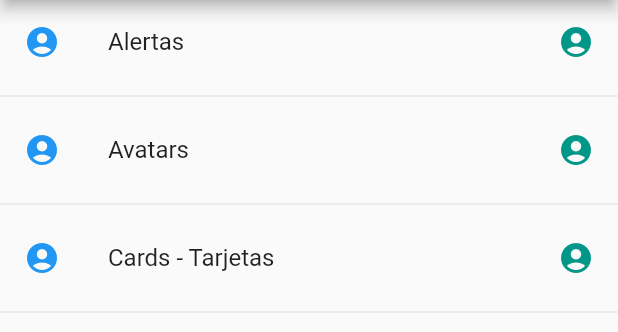
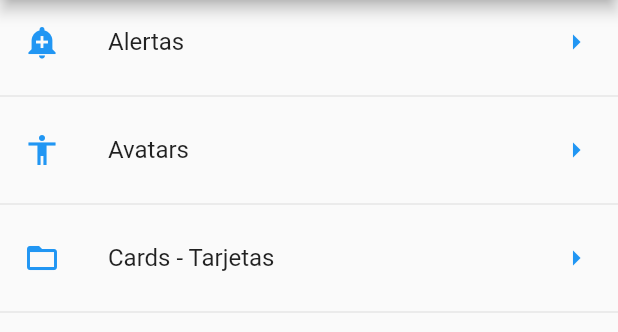
Before and after one commit to yuqmettal/flutter-components, a Flutter app: the screen it shows after launch, on a phone screen of 412 x 824 dp, the part 84-416 px from its top. Run offline on Flutter 3.47's test engine with Material 2 defaults, Android fonts, the phone set to English and light mode, and no system bars.

Commit message:
Get icon by name

```diff
--- a/lib/src/pages/home_page.dart
+++ b/lib/src/pages/home_page.dart
@@ -1,4 +1,5 @@
 import 'package:componentes/src/providers/menu_provider.dart';
+import 'package:componentes/src/utils/icono_strin_util.dart';
 import 'package:flutter/material.dart';
 
 class HomePage extends StatelessWidget {
@@ -29,10 +30,10 @@ class HomePage extends StatelessWidget {
     data.forEach((opt) {
       final widgedTemp = ListTile(
         title: Text(opt['texto']),
-        leading: Icon(Icons.account_circle, color: Colors.blue),
+        leading: getIcon(opt['icon']),
         trailing: Icon(
-          Icons.account_circle,
-          color: Colors.teal,
+          Icons.arrow_right,
+          color: Colors.blue,
         ),
         onTap: () {},
       );
--- /dev/null
+++ b/lib/src/utils/icono_strin_util.dart
@@ -0,0 +1,13 @@
+import 'package:flutter/material.dart';
+
+
+final _icons = <String, IconData> {
+  'add_alert': Icons.add_alert,
+  'accessibility': Icons.accessibility,
+  'folder_open': Icons.folder_open,
+};
+
+
+Icon getIcon(String name) {
+  return Icon(_icons[name], color: Colors.blue,);
+}
```
